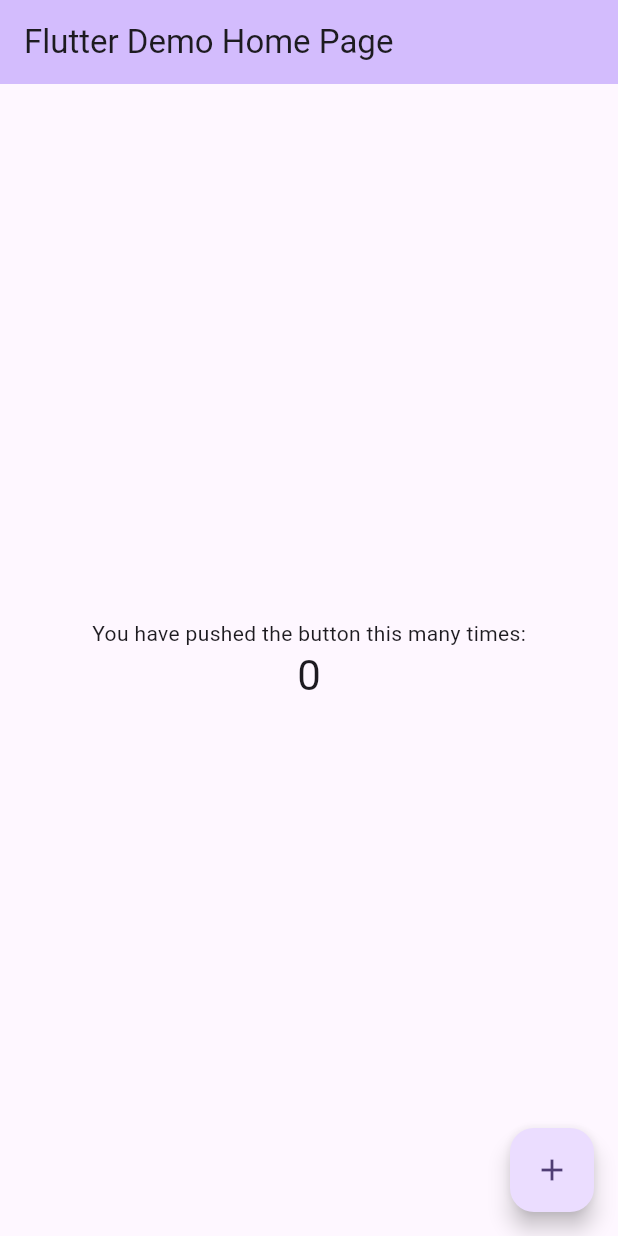
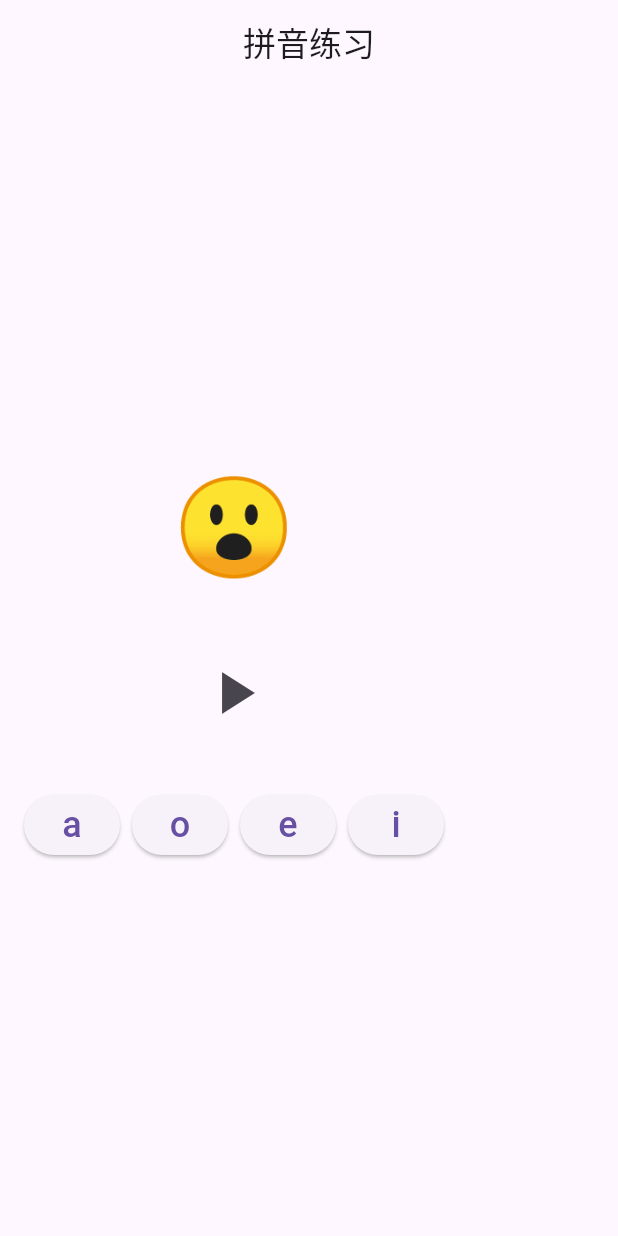
Before and after one commit to gaoxxx001/pinyin, a Flutter app: the screen it shows after launch, on a phone screen of 412 x 824 dp. Run offline on Flutter 3.47's test engine with Material 3 defaults, Android fonts, the phone set to English and light mode, and no system bars; our stand-ins replace audioplayers, get, hive, hive_flutter; accounts and stored records are empty.

Commit message:
更新 pubspec.yaml 和 pubspec.lock，添加新依赖项以支持拼音学习应用，包括 audioplayers、hive、path_provider 和 flutter_svg。同时，重构 main.dart 文件以初始化 Hive 数据库并使用 GetX 进行状态管理，更新应用描述以更好地反映项目目标。

```diff
--- /dev/null
+++ b/lib/core/domain/models/pinyin_question.dart
@@ -0,0 +1,43 @@
+import 'package:hive/hive.dart';
+
+part 'pinyin_question.g.dart';
+
+@HiveType(typeId: 0)
+class PinyinQuestion extends HiveObject {
+  @HiveField(0)
+  final String pinyin;
+
+  @HiveField(1)
+  final String audioPath;
+
+  @HiveField(2)
+  final String emoji;
+
+  @HiveField(3)
+  final List<String> options;
+
+  PinyinQuestion({
+    required this.pinyin,
+    required this.audioPath,
+    required this.emoji,
+    required this.options,
+  });
+
+  factory PinyinQuestion.fromJson(Map<String, dynamic> json) {
+    return PinyinQuestion(
+      pinyin: json['pinyin'] as String,
+      audioPath: json['audioPath'] as String,
+      emoji: json['emoji'] as String,
+      options: List<String>.from(json['options'] as List),
+    );
+  }
+
+  Map<String, dynamic> toJson() {
+    return {
+      'pinyin': pinyin,
+      'audioPath': audioPath,
+      'emoji': emoji,
+      'options': options,
+    };
+  }
+}
--- /dev/null
+++ b/lib/core/domain/services/question_bank_service.dart
@@ -0,0 +1,36 @@
+import 'dart:convert';
+import 'package:flutter/services.dart';
+import '../models/pinyin_question.dart';
+
+class QuestionBankService {
+  List<PinyinQuestion> _questions = [];
+
+  Future<void> loadQuestions() async {
+    try {
+      final String jsonString = await rootBundle.loadString('assets/data/questions.json');
+      final List<dynamic> jsonList = json.decode(jsonString);
+      _questions = jsonList.map((json) => PinyinQuestion.fromJson(json)).toList();
+    } catch (e) {
+      print('Error loading questions: $e');
+      _questions = [];
+    }
+  }
+
+  List<PinyinQuestion> getRandomQuestions(int count) {
+    if (_questions.isEmpty) return [];
+    _questions.shuffle();
+    return _questions.take(count).toList();
+  }
+
+  PinyinQuestion? getQuestionByPinyin(String pinyin) {
+    try {
+      return _questions.firstWhere((q) => q.pinyin == pinyin);
+    } catch (e) {
+      return null;
+    }
+  }
+
+  List<String> getAllPinyin() {
+    return _questions.map((q) => q.pinyin).toList();
+  }
+}
--- /dev/null
+++ b/lib/core/presentation/pages/main_page.dart
@@ -0,0 +1,83 @@
+import 'package:flutter/material.dart';
+import 'package:get/get.dart';
+import '../controllers/main_controller.dart';
+
+class MainPage extends StatelessWidget {
+  final MainController controller = Get.put(MainController());
+
+  MainPage({super.key});
+
+  @override
+  Widget build(BuildContext context) {
+    return Scaffold(
+      appBar: AppBar(
+        title: const Text('拼音练习'),
+        centerTitle: true,
+      ),
+      body: Obx(() {
+        if (controller.isLoading.value) {
+          return const Center(child: CircularProgressIndicator());
+        }
+
+        final question = controller.currentQuestion;
+        return Padding(
+          padding: const EdgeInsets.all(16.0),
+          child: Column(
+            mainAxisAlignment: MainAxisAlignment.center,
+            children: [
+              // Emoji 显示
+              Text(
+                question.emoji,
+                style: const TextStyle(fontSize: 64),
+              ),
+              const SizedBox(height: 32),
+
+              // 播放按钮
+              IconButton(
+                icon: Icon(
+                  controller.isPlaying.value ? Icons.pause : Icons.play_arrow,
+                  size: 48,
+                ),
+                onPressed: controller.playCurrentAudio,
+              ),
+              const SizedBox(height: 32),
+
+              // 选项按钮
+              Wrap(
+                spacing: 8,
+                runSpacing: 8,
+                alignment: WrapAlignment.center,
+                children: question.options.map((option) {
+                  return ElevatedButton(
+                    onPressed: () {
+                      if (controller.checkAnswer(option)) {
+                        Get.snackbar(
+                          '正确',
+                          '太棒了！',
+                          backgroundColor: Colors.green,
+                          colorText: Colors.white,
+                        );
+                        controller.nextQuestion();
+                      } else {
+                        Get.snackbar(
+                          '错误',
+                          '再试一次吧！',
+                          backgroundColor: Colors.red,
+                          colorText: Colors.white,
+                        );
+                      }
+                    },
+                    child: Text(
+                      option,
+                      style: const TextStyle(fontSize: 24),
+                    ),
+                  );
+                }).toList(),
+              ),
+            ],
+          ),
+        );
+      }),
+    );
+  }
+}
--- a/lib/main.dart
+++ b/lib/main.dart
@@ -1,122 +1,32 @@
 import 'package:flutter/material.dart';
+import 'package:get/get.dart';
+import 'package:hive_flutter/hive_flutter.dart';
+import 'core/domain/models/pinyin_question.dart';
+import 'core/presentation/pages/main_page.dart';
 
-void main() {
+void main() async {
+  WidgetsFlutterBinding.ensureInitialized();
+
+  // 初始化 Hive
+  await Hive.initFlutter();
+  Hive.registerAdapter(PinyinQuestionAdapter());
+  await Hive.openBox<PinyinQuestion>('questions');
+
   runApp(const MyApp());
 }
 
 class MyApp extends StatelessWidget {
   const MyApp({super.key});
 
-  // This widget is the root of your application.
   @override
   Widget build(BuildContext context) {
-    return MaterialApp(
-      title: 'Flutter Demo',
+    return GetMaterialApp(
+      title: '拼音练习',
       theme: ThemeData(
-        // This is the theme of your application.
-        //
-        // TRY THIS: Try running your application with "flutter run". You'll see
-        // the application has a purple toolbar. Then, without quitting the app,
-        // try changing the seedColor in the colorScheme below to Colors.green
-        // and then invoke "hot reload" (save your changes or press the "hot
-        // reload" button in a Flutter-supported IDE, or press "r" if you used
-        // the command line to start the app).
-        //
-        // Notice that the counter didn't reset back to zero; the application
-        // state is not lost during the reload. To reset the state, use hot
-        // restart instead.
-        //
-        // This works for code too, not just values: Most code changes can be
-        // tested with just a hot reload.
-        colorScheme: ColorScheme.fromSeed(seedColor: Colors.deepPurple),
+        primarySwatch: Colors.blue,
+        visualDensity: VisualDensity.adaptivePlatformDensity,
       ),
-      home: const MyHomePage(title: 'Flutter Demo Home Page'),
+      home: MainPage(),
     );
   }
 }
-
-class MyHomePage extends StatefulWidget {
-  const MyHomePage({super.key, required this.title});
-
-  // This widget is the home page of your application. It is stateful, meaning
-  // that it has a State object (defined below) that contains fields that affect
-  // how it looks.
-
-  // This class is the configuration for the state. It holds the values (in this
-  // case the title) provided by the parent (in this case the App widget) and
-  // used by the build method of the State. Fields in a Widget subclass are
-  // always marked "final".
-
-  final String title;
-
-  @override
-  State<MyHomePage> createState() => _MyHomePageState();
-}
-
-class _MyHomePageState extends State<MyHomePage> {
-  int _counter = 0;
-
-  void _incrementCounter() {
-    setState(() {
-      // This call to setState tells the Flutter framework that something has
-      // changed in this State, which causes it to rerun the build method below
-      // so that the display can reflect the updated values. If we changed
-      // _counter without calling setState(), then the build method would not be
-      // called again, and so nothing would appear to happen.
-      _counter++;
-    });
-  }
-
-  @override
-  Widget build(BuildContext context) {
-    // This method is rerun every time setState is called, for instance as done
-    // by the _incrementCounter method above.
-    //
-    // The Flutter framework has been optimized to make rerunning build methods
-    // fast, so that you can just rebuild anything that needs updating rather
-    // than having to individually change instances of widgets.
-    return Scaffold(
-      appBar: AppBar(
-        // TRY THIS: Try changing the color here to a specific color (to
-        // Colors.amber, perhaps?) and trigger a hot reload to see the AppBar
-        // change color while the other colors stay the same.
-        backgroundColor: Theme.of(context).colorScheme.inversePrimary,
-        // Here we take the value from the MyHomePage object that was created by
-        // the App.build method, and use it to set our appbar title.
-        title: Text(widget.title),
-      ),
-      body: Center(
-        // Center is a layout widget. It takes a single child and positions it
-        // in the middle of the parent.
-        child: Column(
-          // Column is also a layout widget. It takes a list of children and
-          // arranges them vertically. By default, it sizes itself to fit its
-          // children horizontally, and tries to be as tall as its parent.
-          //
-          // Column has various properties to control how it sizes itself and
-          // how it positions its children. Here we use mainAxisAlignment to
-          // center the children vertically; the main axis here is the vertical
-          // axis because Columns are vertical (the cross axis would be
-          // horizontal).
-          //
-          // TRY THIS: Invoke "debug painting" (choose the "Toggle Debug Paint"
-          // action in the IDE, or press "p" in the console), to see the
-          // wireframe for each widget.
-          mainAxisAlignment: MainAxisAlignment.center,
-          children: <Widget>[
-            const Text('You have pushed the button this many times:'),
-            Text(
-              '$_counter',
-              style: Theme.of(context).textTheme.headlineMedium,
-            ),
-          ],
-        ),
-      ),
-      floatingActionButton: FloatingActionButton(
-        onPressed: _incrementCounter,
-        tooltip: 'Increment',
-        child: const Icon(Icons.add),
-      ), // This trailing comma makes auto-formatting nicer for build methods.
-    );
-  }
-}
```
Also changed, not shown: assets/data/questions.json (added, +38 -0 lines), lib/core/domain/services/audio_service.dart (added, +32 -0 lines), lib/core/presentation/controllers/main_controller.dart (added, +58 -0 lines), pubspec.yaml (+15 -4 lines), lib/core/domain/models/pinyin_question.g.dart (added), pubspec.lock, 5 other files.
